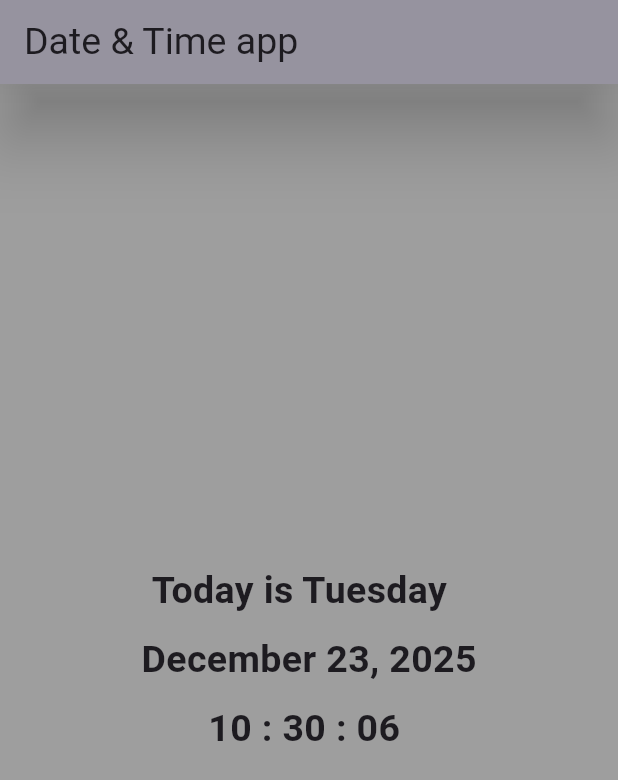
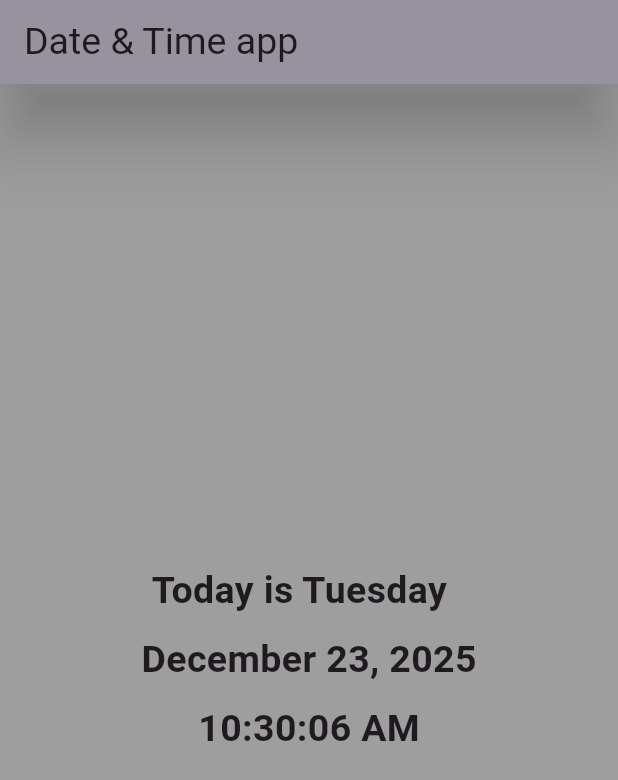
Before and after one commit to eyas-nofal/project3timeapp, a Flutter app: the screen it shows after launch, on a phone screen of 412 x 824 dp. Shown: the top 780 px of the screen. Run offline on Flutter 3.47's test engine with Material 3 defaults, Android fonts, the light colour scheme and no system bars.

Commit message:
Implemented intl solution

```diff
--- a/lib/main.dart
+++ b/lib/main.dart
@@ -1,6 +1,8 @@
+
 import 'dart:async';
 
 import 'package:flutter/material.dart';
+import 'package:intl/intl.dart';
 
 void main() {
   runApp(const MainApp());
@@ -26,63 +28,16 @@ class DateApp extends StatefulWidget {
 }
 
 class _MyWidgetState extends State<DateApp> {
-  List monthsList = [
-    "January",
-    "February",
-    "March",
-    "April",
-    "May",
-    "June",
-    "July",
-    "August",
-    "September",
-    "October",
-    "November",
-    "December",
-  ];
-  List dayList = [
-    "Monday",
-    "Tuesday",
-    "Wednesday",
-    "Thursday",
-    "Friday",
-    "Saturday",
-    "Sunday",
-  ];
-  String yearNow = "";
-  String dayweek = "";
-  String monthNow = "";
-  String dayNum = "";
-  late int hour24;
-  String minutes = "";
-  String seconds = "";
-  int hour12 = 12;
-  String period = "";
+  String weekDay = "";
+  String dateToday = "";
+  String timeNow = "";
 
-  changeDateEverySecond() {
+void  _changeDateEverySecond() {
     Timer.periodic(Duration(seconds: 1), (timer) {
       setState(() {
-        yearNow = DateTime.now().year.toString();
-        dayNum = DateTime.now().day.toString();
-        dayweek = dayList[(DateTime.now().weekday) - 1];
-        monthNow = monthsList[DateTime.now().month - 1];
-        hour24 = DateTime.now().hour;
-        if (hour24 == 0) {
-          hour12 = 12;
-          period = "AM";
-        } else if (hour24 == 12) {
-          hour12 = 12;
-          period = "PM";
-        } else if (hour24 > 12) {
-          hour12 = hour24 - 12;
-          period = "PM";
-        } else {
-          hour12 = hour24;
-          period = "AM";
-        }
-
-        minutes = DateTime.now().minute.toString();
-        seconds = DateTime.now().second.toString();
+        weekDay=DateFormat.EEEE().format(DateTime.now());
+        dateToday = DateFormat('MMMM d, y').format(DateTime.now());
+        timeNow  = DateFormat('hh:mm:ss a').format(DateTime.now());
       });
     });
   }
@@ -90,7 +45,7 @@ class _MyWidgetState extends State<DateApp> {
   @override
   void initState() {
     super.initState();
-    changeDateEverySecond();
+    _changeDateEverySecond();
   }
 
   @override
@@ -108,18 +63,18 @@ class _MyWidgetState extends State<DateApp> {
           mainAxisAlignment: MainAxisAlignment.center,
           children: [
             Text(
-              "Today is $dayweek  ",
+              "Today is $weekDay  ",
               style: TextStyle(fontSize: 25, fontWeight: FontWeight.bold),
             ),
             SizedBox(height: 10),
             Text(
-              "$monthNow $dayNum, $yearNow",
+              "$dateToday",
               style: TextStyle(fontSize: 25, fontWeight: FontWeight.bold),
             ),
             SizedBox(height: 10),
 
             Text(
-              "${hour12.toString().padLeft(2, "0")} : ${minutes.padLeft(2, "0")} : ${seconds.padLeft(2, "0")} ",
+              "$timeNow",
               style: TextStyle(fontSize: 25, fontWeight: FontWeight.bold),
             ),
           ],
--- a/pubspec.yaml
+++ b/pubspec.yaml
@@ -7,6 +7,8 @@ environment:
   sdk: ^3.9.2
 
 dependencies:
+  intl: ^0.20.2
+
   flutter:
     sdk: flutter
 
```
Also changed, not shown: pubspec.lock, 1 other file.
